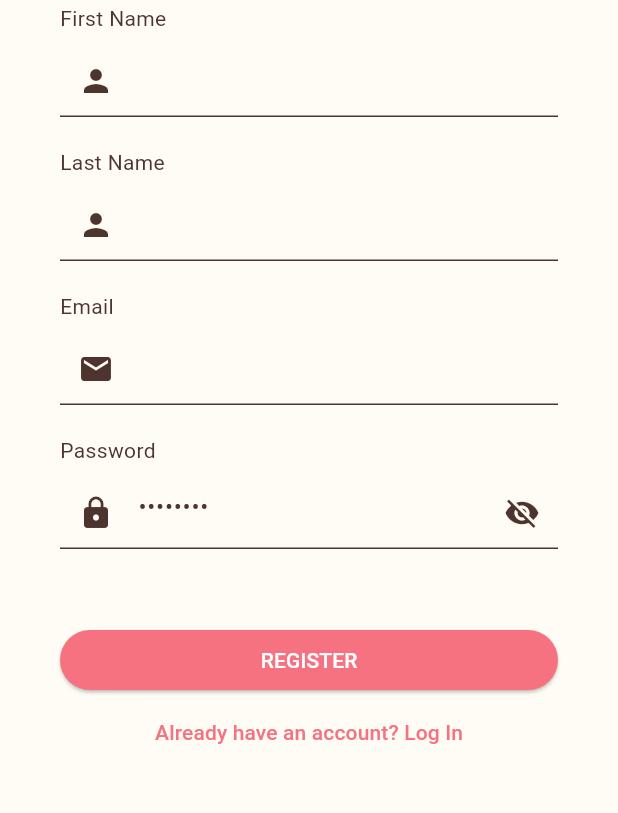
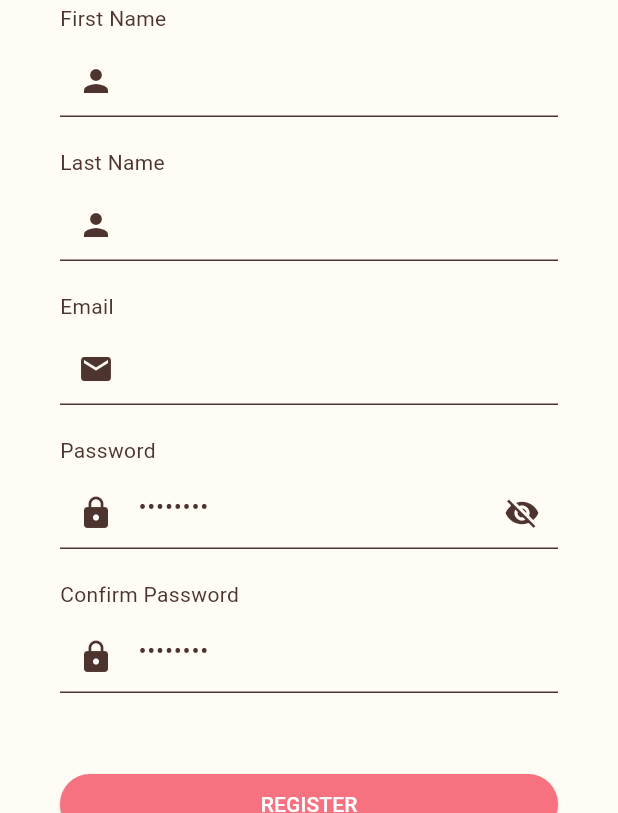
Before and after one commit to codedbybell/EventureFrontend, a Flutter app: the RegisterScreen screen opened by its route, scrolled down 68 dp, on a phone screen of 412 x 824 dp, the part 423-1236 px from its top. Run offline on Flutter 3.47's test engine with Material 3 defaults, Android fonts, the phone set to English and light mode, and no system bars; our stand-ins replace image_picker.

Commit message:
signin-signup

```diff
--- /dev/null
+++ b/eventure/lib/models/auth_models.dart
@@ -0,0 +1,53 @@
+// lib/models/auth_models.dart
+
+import 'dart:convert';
+
+// --- Backend'e Giriş İsteği Göndermek İçin Model ---
+class LoginRequestModel {
+  final String email;
+  final String password;
+
+  LoginRequestModel({required this.email, required this.password});
+
+  // Dart objesini JSON metnine çevirir
+  String toJson() => json.encode({'email': email, 'password': password});
+}
+
+// --- Backend'den Gelen Giriş Cevabını Almak İçin Model ---
+class LoginResponseModel {
+  final String refresh;
+  final String access;
+
+  LoginResponseModel({required this.refresh, required this.access});
+
+  // JSON metninden Dart objesi oluşturur
+  factory LoginResponseModel.fromJson(Map<String, dynamic> json) {
+    return LoginResponseModel(refresh: json['refresh'], access: json['access']);
+  }
+}
+
+// --- Backend'e Kayıt İsteği Göndermek İçin Model ---
+class RegisterRequestModel {
+  final String firstName;
+  final String lastName;
+  final String email;
+  final String password;
+  final String password2;
+
+  RegisterRequestModel({
+    required this.firstName,
+    required this.lastName,
+    required this.email,
+    required this.password,
+    required this.password2,
+  });
+
+  // Dart objesini JSON metnine çevirir
+  String toJson() => json.encode({
+    'first_name': firstName,
+    'last_name': lastName,
+    'email': email,
+    'password': password,
+    'password2': password2,
+  });
+}
--- a/eventure/lib/screens/register_screen.dart
+++ b/eventure/lib/screens/register_screen.dart
@@ -1,4 +1,8 @@
+// lib/screens/register_screen.dart
+
 import 'package:flutter/material.dart';
+import '../models/auth_models.dart';
+import '../services/auth_service.dart';
 
 class RegisterScreen extends StatefulWidget {
   const RegisterScreen({Key? key}) : super(key: key);
@@ -8,7 +12,72 @@ class RegisterScreen extends StatefulWidget {
 }
 
 class _RegisterScreenState extends State<RegisterScreen> {
+  // Form alanları için controller'lar
+  final _firstNameController = TextEditingController();
+  final _lastNameController = TextEditingController();
+  final _emailController = TextEditingController();
+  final _passwordController = TextEditingController();
+  final _confirmPasswordController = TextEditingController();
+
+  // API servisi
+  final AuthService _authService = AuthService();
+
+  // UI durumları
   bool _isPasswordVisible = false;
+  bool _isLoading = false;
+
+  // Kayıt olma fonksiyonu
+  Future<void> _register() async {
+    // Önce şifrelerin uyuşup uyuşmadığını kontrol et
+    if (_passwordController.text != _confirmPasswordController.text) {
+      ScaffoldMessenger.of(
+        context,
+      ).showSnackBar(const SnackBar(content: Text('Şifreler uyuşmuyor!')));
+      return;
+    }
+
+    setState(() => _isLoading = true);
+
+    try {
+      final requestModel = RegisterRequestModel(
+        firstName: _firstNameController.text.trim(),
+        lastName: _lastNameController.text.trim(),
+        email: _emailController.text.trim(),
+        password: _passwordController.text.trim(),
+        password2: _confirmPasswordController.text.trim(),
+      );
+
+      final success = await _authService.register(requestModel);
+
+      if (success && mounted) {
+        ScaffoldMessenger.of(context).showSnackBar(
+          const SnackBar(content: Text('Kayıt başarılı! Lütfen giriş yapın.')),
+        );
+        Navigator.pop(context); // Kayıt başarılı olunca giriş ekranına geri dön
+      }
+    } catch (e) {
+      if (mounted) {
+        ScaffoldMessenger.of(context).showSnackBar(
+          SnackBar(content: Text('Kayıt oluşturulamadı: ${e.toString()}')),
+        );
+      }
+    } finally {
+      if (mounted) {
+        setState(() => _isLoading = false);
+      }
+    }
+  }
+
+  @override
+  void dispose() {
+    // Bellek sızıntılarını önlemek için controller'ları temizle
+    _firstNameController.dispose();
+    _lastNameController.dispose();
+    _emailController.dispose();
+    _passwordController.dispose();
+    _confirmPasswordController.dispose();
+    super.dispose();
+  }
 
   @override
   Widget build(BuildContext context) {
@@ -29,6 +98,7 @@ class _RegisterScreenState extends State<RegisterScreen> {
               Text('First Name', style: textTheme.bodyMedium),
               const SizedBox(height: 8),
               TextField(
+                controller: _firstNameController,
                 style: TextStyle(color: colorScheme.onBackground),
                 decoration: const InputDecoration(
                   prefixIcon: Icon(Icons.person),
@@ -39,15 +109,18 @@ class _RegisterScreenState extends State<RegisterScreen> {
               Text('Last Name', style: textTheme.bodyMedium),
               const SizedBox(height: 8),
               TextField(
+                controller: _lastNameController,
                 style: TextStyle(color: colorScheme.onBackground),
                 decoration: const InputDecoration(
                   prefixIcon: Icon(Icons.person),
                 ),
               ),
               const SizedBox(height: 20),
+
               Text('Email', style: textTheme.bodyMedium),
               const SizedBox(height: 8),
               TextField(
+                controller: _emailController,
                 keyboardType: TextInputType.emailAddress,
                 style: TextStyle(color: colorScheme.onBackground),
                 decoration: const InputDecoration(
@@ -56,10 +129,10 @@ class _RegisterScreenState extends State<RegisterScreen> {
               ),
               const SizedBox(height: 20),
 
-              // Password Field
               Text('Password', style: textTheme.bodyMedium),
               const SizedBox(height: 8),
               TextField(
+                controller: _passwordController,
                 obscureText: !_isPasswordVisible,
                 style: TextStyle(color: colorScheme.onBackground),
                 decoration: InputDecoration(
@@ -79,11 +152,33 @@ class _RegisterScreenState extends State<RegisterScreen> {
                   ),
                 ),
               ),
+              const SizedBox(height: 20),
+
+              Text('Confirm Password', style: textTheme.bodyMedium),
+              const SizedBox(height: 8),
+              TextField(
+                controller: _confirmPasswordController,
+                obscureText: true, // Şifre tekrarı her zaman gizli olmalı
+                style: TextStyle(color: colorScheme.onBackground),
+                decoration: const InputDecoration(
+                  prefixIcon: Icon(Icons.lock),
+                  hintText: '••••••••',
+                ),
+              ),
               const SizedBox(height: 50),
 
               ElevatedButton(
-                onPressed: () {},
-                child: Text('REGISTER', style: textTheme.labelLarge),
+                onPressed: _isLoading ? null : _register,
+                child: _isLoading
+                    ? const SizedBox(
+                        height: 24,
+                        width: 24,
+                        child: CircularProgressIndicator(
+                          color: Colors.white,
+                          strokeWidth: 3,
+                        ),
+                      )
+                    : Text('REGISTER', style: textTheme.labelLarge),
               ),
 
               TextButton(
--- a/eventure/lib/screens/splash_screen.dart
+++ b/eventure/lib/screens/splash_screen.dart
@@ -27,7 +27,7 @@ class _SplashScreenState extends State<SplashScreen> {
         context,
         MaterialPageRoute(
           // HATA BURADAYDI: HomePage() yerine EcommerceHomePage() kullanıyoruz.
-          builder: (context) => const EcommerceHomePage(),
+          builder: (context) => const LoginScreen(),
         ),
       );
     });
```
Also changed, not shown: eventure/lib/screens/login_screen.dart (+78 -3 lines), eventure/lib/services/auth_service.dart (added, +45 -0 lines).
